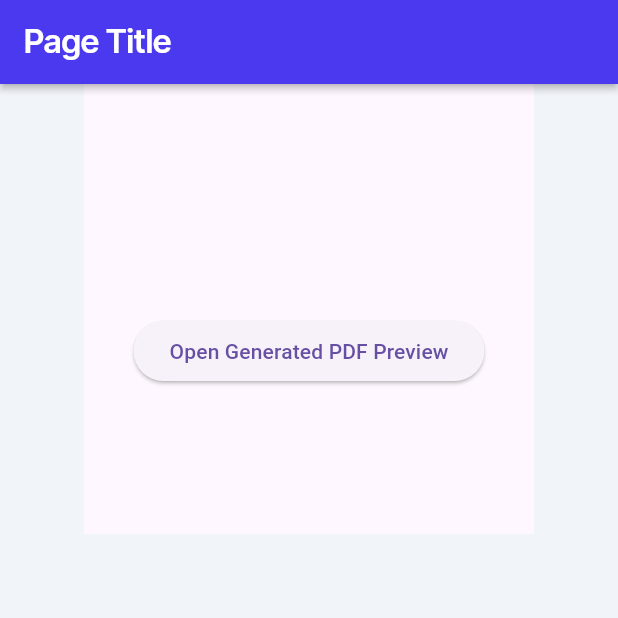
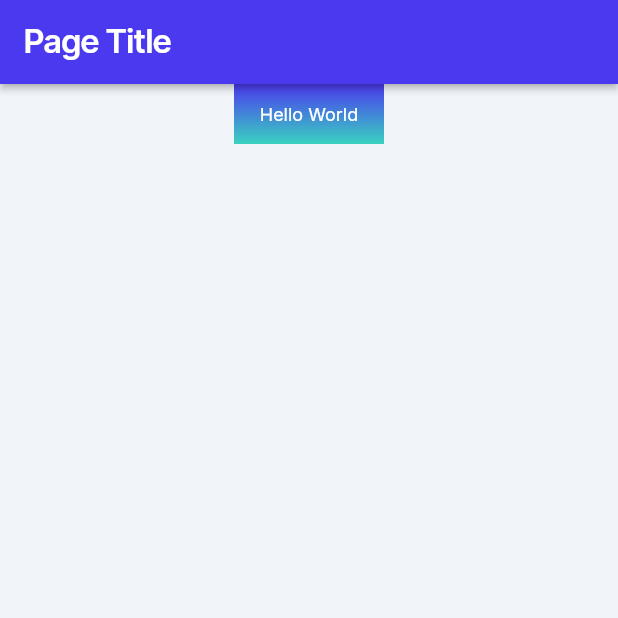
Before and after one commit to lekhanhky/testhtml2pdf, a Flutter app: the screen it shows after launch, on a phone screen of 412 x 824 dp, the top half of it. Run offline on Flutter 3.47's test engine with Material 3 defaults, Android fonts, the phone set to English and light mode, and no system bars; our stand-ins replace auto_size_text, font_awesome_flutter, from_css_color, go_router, google_fonts, page_transition and 2 more; missing offline and left inert: json_path.

Commit message:
Updating to latest FlutterFlow output.

```diff
--- /dev/null
+++ b/lib/custom_code/actions/index.dart
@@ -0,0 +1 @@
+export 'new_custom_action.dart' show newCustomAction;
--- a/lib/custom_code/widgets/index.dart
+++ /dev/null
@@ -1 +0,0 @@
-export 'new_custom_widget.dart' show NewCustomWidget;
--- a/lib/custom_code/widgets/new_custom_widget.dart
+++ /dev/null
@@ -1,122 +0,0 @@
-// Automatic FlutterFlow imports
-import '/flutter_flow/flutter_flow_theme.dart';
-import '/flutter_flow/flutter_flow_util.dart';
-import 'index.dart'; // Imports other custom widgets
-import 'package:flutter/material.dart';
-// Begin custom widget code
-// DO NOT REMOVE OR MODIFY THE CODE ABOVE!
-
-import 'dart:async';
-import 'dart:io';
-
-import 'package:flutter_pdfview/flutter_pdfview.dart';
-import 'package:flutter_html_to_pdf/flutter_html_to_pdf.dart';
-import 'package:path_provider/path_provider.dart';
-
-class NewCustomWidget extends StatefulWidget {
-  const NewCustomWidget({
-    super.key,
-    this.width,
-    this.height,
-  });
-
-  final double? width;
-  final double? height;
-
-  @override
-  State<NewCustomWidget> createState() => _NewCustomWidgetState();
-}
-
-class _NewCustomWidgetState extends State<NewCustomWidget> {
-  late String generatedPdfFilePath;
-  bool isPdfReady = false; // Biến để kiểm tra xem PDF đã sẵn sàng hay chưa
-  @override
-  void initState() {
-    super.initState();
-    generateExampleDocument();
-  }
-
-  Future<void> generateExampleDocument() async {
-    final htmlContent = """
-    <!DOCTYPE html>
-    <html>
-      <head>
-        <style>
-        table, th, td {
-          border: 1px solid black;
-          border-collapse: collapse;
-        }
-        th, td, p {
-          padding: 5px;
-          text-align: left;
-        }
-        </style>
-      </head>
-      <body>
-        <h2>PDF Generated with flutter_html_to_pdf plugin</h2>
-
-        <table style="width:100%">
-          <caption>Sample HTML Table</caption>
-          <tr>
-            <th>Month</th>
-            <th>Savings</th>
-          </tr>
-          <tr>
-            <td>January</td>
-            <td>100</td>
-          </tr>
-          <tr>
-            <td>February</td>
-            <td>50</td>
-          </tr>
-        </table>
-
-        <p>Image loaded from web</p>
-        <img src="https://i.imgur.com/wxaJsXF.png" alt="web-img">
-      </body>
-    </html>
-    """;
-    Directory appDocDir = await getApplicationDocumentsDirectory();
-    final targetPath = appDocDir.path;
-    final targetFileName = "example-pdf";
-
-    final generatedPdfFile = await FlutterHtmlToPdf.convertFromHtmlContent(
-        htmlContent, targetPath, targetFileName);
-
-    setState(() {
-      generatedPdfFilePath = generatedPdfFile.path;
-      isPdfReady = true; // Đánh dấu là PDF đã sẵn sàng
-    });
-  }
-
-  @override
-  Widget build(BuildContext context) {
-    return MaterialApp(
-      home: Scaffold(
-        appBar: AppBar(),
-        body: Center(
-          child: ElevatedButton(
-            child: Text("Open Generated PDF Preview"),
-            onPressed: isPdfReady // Kiểm tra xem PDF đã sẵn sàng chưa
-                ? () {
-                    Navigator.push(
-                      context,
-                      MaterialPageRoute(
-                        builder: (context) => PDFView(
-                          filePath:
-                              generatedPdfFilePath, // Sử dụng flutter_pdfview
-                        ),
-                      ),
-                    );
-                  }
-                : () {
-                    ScaffoldMessenger.of(context).showSnackBar(
-                      SnackBar(content: Text('PDF is not ready yet!')),
-                    );
-                  },
-          ),
-        ),
-      ),
-    );
-  }
-}
--- a/lib/home_page/home_page_widget.dart
+++ b/lib/home_page/home_page_widget.dart
@@ -1,6 +1,6 @@
 import '/flutter_flow/flutter_flow_theme.dart';
 import '/flutter_flow/flutter_flow_util.dart';
-import '/custom_code/widgets/index.dart' as custom_widgets;
+import '/custom_code/actions/index.dart' as actions;
 import 'package:flutter/material.dart';
 import 'home_page_model.dart';
 export 'home_page_model.dart';
@@ -55,19 +55,46 @@ class _HomePageWidgetState extends State<HomePageWidget> {
           centerTitle: false,
           elevation: 2.0,
         ),
-        body: const SafeArea(
+        body: SafeArea(
           top: true,
           child: Column(
             mainAxisSize: MainAxisSize.max,
             children: [
               Align(
-                alignment: AlignmentDirectional(0.0, -1.0),
-                child: SizedBox(
-                  width: 300.0,
-                  height: 300.0,
-                  child: custom_widgets.NewCustomWidget(
-                    width: 300.0,
-                    height: 300.0,
+                alignment: const AlignmentDirectional(0.0, -1.0),
+                child: InkWell(
+                  splashColor: Colors.transparent,
+                  focusColor: Colors.transparent,
+                  hoverColor: Colors.transparent,
+                  highlightColor: Colors.transparent,
+                  onTap: () async {
+                    await actions.newCustomAction();
+                  },
+                  child: Container(
+                    width: 100.0,
+                    height: 40.0,
+                    decoration: BoxDecoration(
+                      gradient: LinearGradient(
+                        colors: [
+                          FlutterFlowTheme.of(context).primary,
+                          FlutterFlowTheme.of(context).secondary
+                        ],
+                        stops: const [0.0, 1.0],
+                        begin: const AlignmentDirectional(0.0, -1.0),
+                        end: const AlignmentDirectional(0, 1.0),
+                      ),
+                    ),
+                    child: Align(
+                      alignment: const AlignmentDirectional(0.0, 0.0),
+                      child: Text(
+                        'Hello World',
+                        style: FlutterFlowTheme.of(context).bodyMedium.override(
+                              fontFamily: 'Inter',
+                              color: FlutterFlowTheme.of(context).info,
+                              letterSpacing: 0.0,
+                            ),
+                      ),
+                    ),
                   ),
                 ),
               ),
--- a/pubspec.yaml
+++ b/pubspec.yaml
@@ -30,8 +30,6 @@ dependencies:
   collection: 1.18.0
   flutter_animate: 4.5.0
   flutter_cache_manager: 3.3.1
-  flutter_html_to_pdf: ^0.7.0
-  flutter_pdfview: ^1.3.2
   font_awesome_flutter: 10.6.0
   from_css_color: 2.0.0
   go_router: 12.1.3
@@ -43,6 +41,7 @@ dependencies:
   path_provider_android: 2.2.5
   path_provider_foundation: 2.4.0
   path_provider_platform_interface: 2.1.2
+  pdf: ^3.11.1
   provider: 6.1.2
   shared_preferences: 2.2.2
   shared_preferences_android: 2.2.1
```
Also changed, not shown: lib/custom_code/actions/new_custom_action.dart (added, +27 -0 lines).
